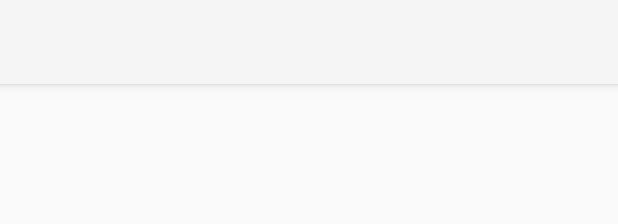
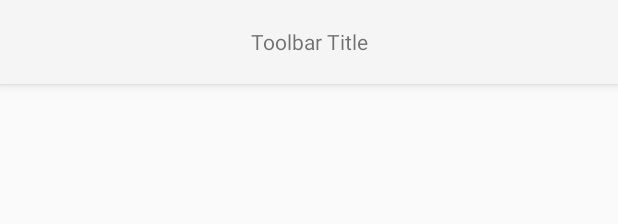
Before and after one commit to Danielionin/Plants, an Android app: the layout activity_main.xml on its own in the app's theme, with its tools: preview values and no code run, on a phone screen of 412 x 824 dp. Shown: the top 224 px of the screen. Run offline under Robolectric (Android 15) with nearby library versions, the phone set to English and light mode, and no system bars.

```diff
--- a/app/src/main/java/com/example/android/plants/MainActivity.java
+++ b/app/src/main/java/com/example/android/plants/MainActivity.java
@@ -5,6 +5,7 @@ import android.support.v7.app.AppCompatActivity;
 import android.os.Bundle;
 import android.support.v7.widget.Toolbar;
 import android.view.Menu;
+import android.view.Window;
 import android.widget.Toast;
 
 public class MainActivity extends AppCompatActivity {
@@ -29,7 +30,9 @@ public class MainActivity extends AppCompatActivity {
         setContentView(R.layout.activity_main);
         // adding action bar
         Toolbar myToolbar = (Toolbar) findViewById(R.id.my_toolbar);
+
         setSupportActionBar(myToolbar);
+        getSupportActionBar().setDisplayShowTitleEnabled(false);
 
     }
 
--- a/app/src/main/res/layout/activity_main.xml
+++ b/app/src/main/res/layout/activity_main.xml
@@ -20,5 +20,13 @@
         app:layout_constraintLeft_toLeftOf="parent"
         app:layout_constraintRight_toRightOf="parent"
         app:layout_constraintTop_toTopOf="parent"
-        app:popupTheme="@style/ThemeOverlay.AppCompat.Light" />
+        app:popupTheme="@style/ThemeOverlay.AppCompat.Light">
+
+    <TextView
+        android:layout_width="wrap_content"
+        android:layout_height="wrap_content"
+        android:text="Toolbar Title"
+        android:layout_gravity="center"
+        android:id="@+id/toolbar_title" />
+    </android.support.v7.widget.Toolbar>
 </android.support.constraint.ConstraintLayout>
--- a/app/src/main/res/menu/action_bar.xml
+++ b/app/src/main/res/menu/action_bar.xml
@@ -6,6 +6,8 @@
         android:id="@+id/action_favorite"
         android:icon="@drawable/search_icon"
         android:title="@string/search"
-        app:showAsAction="always"/>
+        app:showAsAction="always"
+
+        />
 
 </menu>
--- a/app/src/main/res/values/styles.xml
+++ b/app/src/main/res/values/styles.xml
@@ -6,6 +6,8 @@
         <item name="colorPrimary">@color/colorPrimary</item>
         <item name="colorPrimaryDark">@color/colorPrimaryDark</item>
         <item name="colorAccent">@color/colorAccent</item>
+        <item name="windowActionBar">false</item>
+        <item name="windowNoTitle">true</item>
     </style>
 
 </resources>
```
